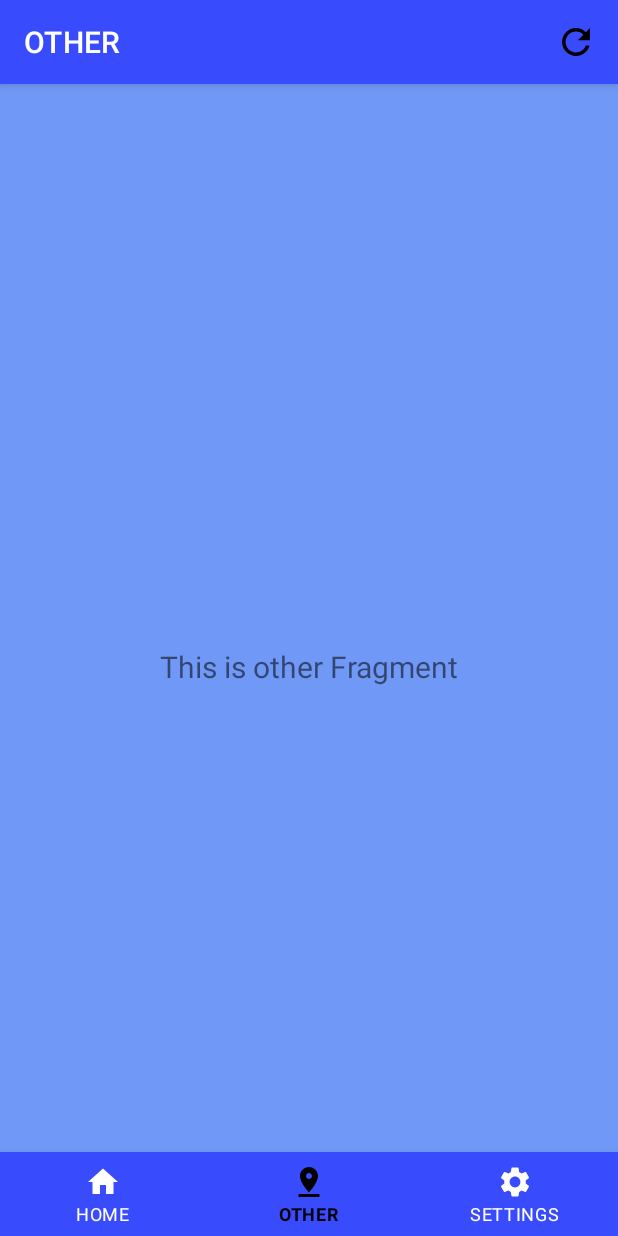
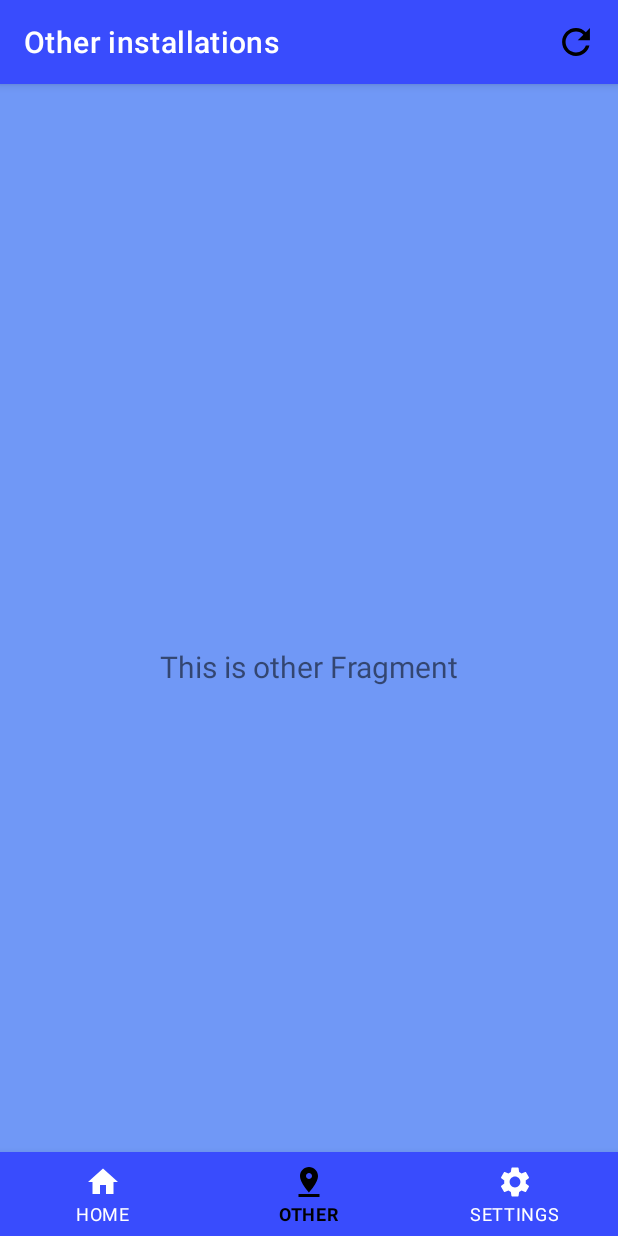
Before and after one commit to PrivateerPrime/AirCheck, an Android app: the screen it shows after launch (MainActivity), item 2 of the bottom bar chosen, on a phone screen of 412 x 824 dp. Run offline under Robolectric (Android 15) with nearby library versions, the phone set to English and light mode, and no system bars; our stand-ins replace Volley, navigation-ui.

Commit message:
Clean-up

```diff
--- a/app/src/main/res/navigation/mobile_navigation.xml
+++ b/app/src/main/res/navigation/mobile_navigation.xml
@@ -8,7 +8,7 @@
     <fragment
         android:id="@+id/navigation_home"
         android:name="com.aircheck.ui.home.HomeFragment"
-        android:label="@string/title_home"
+        android:label="@string/res_welcome_string"
         tools:layout="@layout/fragment_home" />
 
     <fragment
@@ -20,6 +20,6 @@
     <fragment
         android:id="@+id/navigation_other"
         android:name="com.aircheck.ui.other.OtherFragment"
-        android:label="@string/title_other"
+        android:label="@string/res_other_installations"
         tools:layout="@layout/fragment_other" />
 </navigation>
```
Also changed, not shown: app/src/main/java/com/aircheck/MainActivity.kt (+4 -11 lines).
